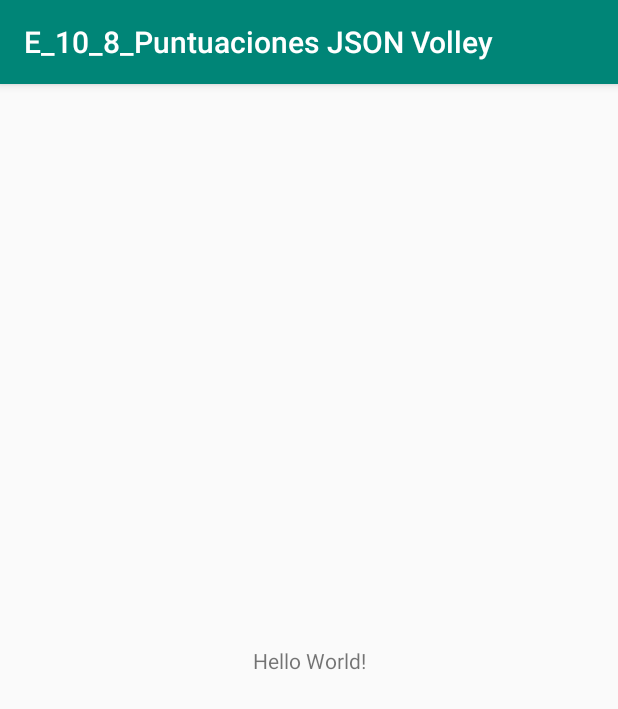
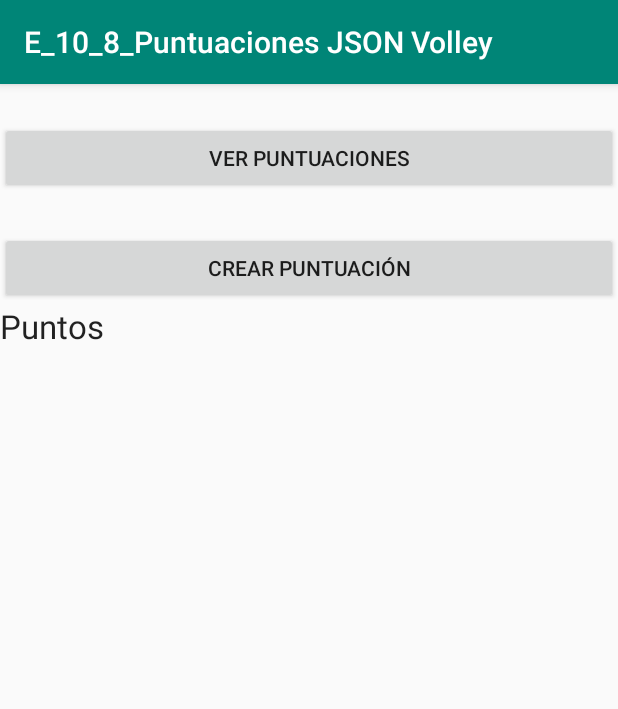
Before and after one commit to quicoGit/2019_puntuacionesJSONVolley, an Android app: the screen it shows after launch (MainActivity), on a phone screen of 412 x 824 dp. Shown: the top 709 px of the screen. Run offline under Robolectric (Android 15) with nearby library versions, the phone set to English and light mode, and no system bars; our stand-ins replace Volley.

Commit message:
Commit terminado Ejercicio 10.8. Servicio web JSON para puntuaciones mediante Volley

```diff
--- a/app/build.gradle
+++ b/app/build.gradle
@@ -30,4 +30,5 @@ dependencies {
     testImplementation 'junit:junit:4.12'
     androidTestImplementation 'com.android.support.test:runner:1.0.2'
     androidTestImplementation 'com.android.support.test.espresso:espresso-core:3.0.2'
+    implementation 'com.android.volley:volley:1.1.0'
 }
--- a/app/src/main/AndroidManifest.xml
+++ b/app/src/main/AndroidManifest.xml
@@ -1,6 +1,7 @@
 <?xml version="1.0" encoding="utf-8"?>
 <manifest xmlns:android="http://schemas.android.com/apk/res/android"
           package="com.plumbaria.e_10_8_puntuacionesjsonvolley">
+    <uses-permission android:name="android.permission.INTERNET" />
 
     <application
             android:allowBackup="true"
--- a/app/src/main/res/layout/activity_main.xml
+++ b/app/src/main/res/layout/activity_main.xml
@@ -1,19 +1,31 @@
 <?xml version="1.0" encoding="utf-8"?>
-<android.support.constraint.ConstraintLayout
+<LinearLayout
         xmlns:android="http://schemas.android.com/apk/res/android"
-        xmlns:tools="http://schemas.android.com/tools"
-        xmlns:app="http://schemas.android.com/apk/res-auto"
-        android:layout_width="match_parent"
-        android:layout_height="match_parent"
-        tools:context=".MainActivity">
+        android:layout_width="fill_parent"
+        android:layout_height="fill_parent"
+        android:orientation="vertical"
+        android:gravity="center_horizontal">
 
-    <TextView
-            android:layout_width="wrap_content"
+    <Button android:id="@+id/btnVerPuntuaciones"
+            android:layout_width="fill_parent"
             android:layout_height="wrap_content"
-            android:text="Hello World!"
-            app:layout_constraintBottom_toBottomOf="parent"
-            app:layout_constraintLeft_toLeftOf="parent"
-            app:layout_constraintRight_toRightOf="parent"
-            app:layout_constraintTop_toTopOf="parent"/>
+            android:text="Ver puntuaciones"
+            android:layout_marginTop="25dip"/>
 
-</android.support.constraint.ConstraintLayout>
+    <Button android:id="@+id/btnCrearPuntuacion"
+            android:layout_width="fill_parent"
+            android:layout_height="wrap_content"
+            android:text="Crear puntuación"
+            android:layout_marginTop="25dip"/>
+    <ScrollView
+            android:layout_width="fill_parent"
+            android:layout_height="wrap_content">
+        <TextView
+                android:layout_width="match_parent"
+                android:layout_height="wrap_content"
+                android:textAppearance="?android:attr/textAppearanceLarge"
+                android:text="Puntos"
+                android:id="@+id/puntos"/>
+    </ScrollView>
+
+</LinearLayout>
```
Also changed, not shown: app/src/main/java/com/plumbaria/e_10_8_puntuacionesjsonvolley/MainActivity.kt (+122 -2 lines).
